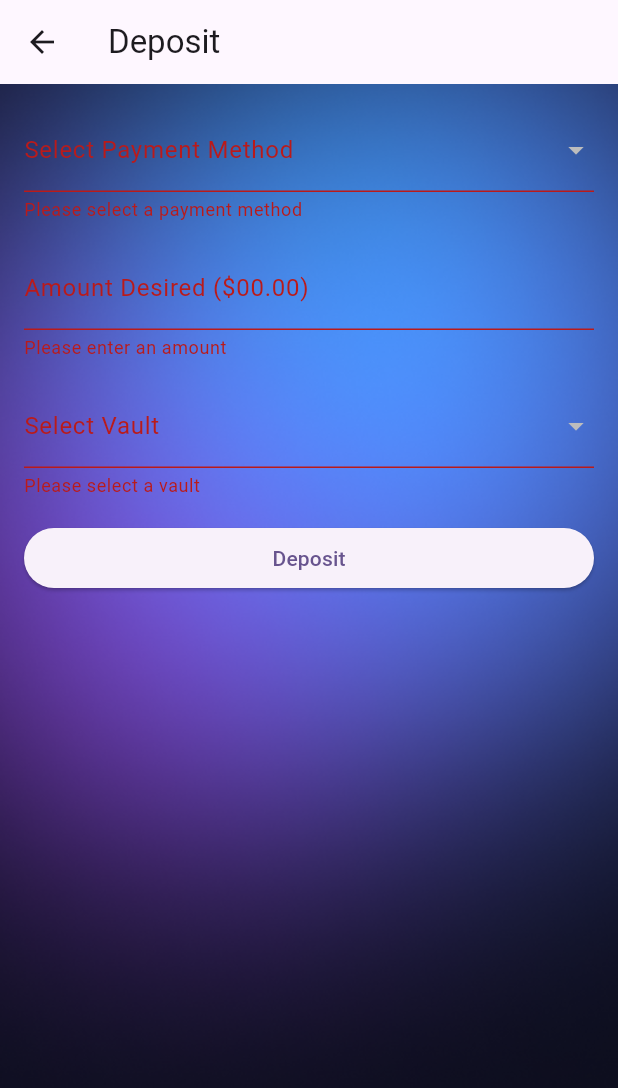
After one commit to Arujan619/Instant-, a Flutter app: the DepositPage screen opened directly, after a tap on "Deposit", on a phone screen of 412 x 824 dp. The commit adds this screen. Shown: the top 1088 px of the screen. Run offline on Flutter 3.47's test engine with Material 3 defaults, Android fonts, the phone set to English and light mode, and no system bars; our stand-ins replace firebase_auth, firebase_core, fl_chart, google_sign_in, image_picker, syncfusion_flutter_charts; missing offline and left inert: social_media_buttons; accounts and stored records are empty.

Commit message:
Profile: user can withdraw and deposit money into vaults

```diff
--- /dev/null
+++ b/MobileProject/lib/ProfilePage/deposit.dart
@@ -0,0 +1,109 @@
+import 'package:flutter/material.dart';
+import 'package:provider/provider.dart';
+import '../Classes/overall.dart';
+import '../Classes/payment_method.dart';
+import '../Classes/vault.dart';
+
+class DepositPage extends StatefulWidget {
+  @override
+  _DepositPageState createState() => _DepositPageState();
+}
+
+class _DepositPageState extends State<DepositPage> {
+  final _formKey = GlobalKey<FormState>();
+  PaymentMethod? _selectedPaymentMethod;
+  Vault? _selectedVault;
+  final TextEditingController _amountController = TextEditingController();
+
+  @override
+  Widget build(BuildContext context) {
+    final overall = Provider.of<Overall>(context);
+    final paymentMethods = overall.userInfo.getPaymentMethods();
+    final vaults = overall.getListVaults();
+
+    return Scaffold(
+      appBar: AppBar(
+        leading: IconButton(
+          icon: Icon(Icons.arrow_back),
+          onPressed: () {
+            Navigator.pop(context);
+          },
+        ),
+        title: Text('Deposit'),
+      ),
+      body: Container(
+        decoration: BoxDecoration(
+          image: DecorationImage(
+            image: AssetImage('assets/backgrounds/emback.png'),
+            fit: BoxFit.cover,
+          ),
+        ),
+        child: Padding(
+          padding: const EdgeInsets.all(16.0),
+          child: Form(
+            key: _formKey,
+            child: ListView(
+              children: [
+                DropdownButtonFormField<PaymentMethod>(
+                  decoration: InputDecoration(labelText: 'Select Payment Method'),
+                  items: paymentMethods.map((PaymentMethod method) {
+                    return DropdownMenuItem<PaymentMethod>(
+                      value: method,
+                      child: Text(method.getCardNumber()),
+                    );
+                  }).toList(),
+                  onChanged: (PaymentMethod? newValue) {
+                    setState(() {
+                      _selectedPaymentMethod = newValue;
+                    });
+                  },
+                  validator: (value) => value == null ? 'Please select a payment method' : null,
+                ),
+                SizedBox(height: 16),
+                TextFormField(
+                  controller: _amountController,
+                  decoration: InputDecoration(labelText: 'Amount Desired (\$00.00)'),
+                  keyboardType: TextInputType.number,
+                  validator: (value) {
+                    if (value == null || value.isEmpty) {
+                      return 'Please enter an amount';
+                    }
+                    return null;
+                  },
+                ),
+                SizedBox(height: 16),
+                DropdownButtonFormField<Vault>(
+                  decoration: InputDecoration(labelText: 'Select Vault'),
+                  items: vaults.map((Vault vault) {
+                    return DropdownMenuItem<Vault>(
+                      value: vault,
+                      child: Text(vault.getName()),
+                    );
+                  }).toList(),
+                  onChanged: (Vault? newValue) {
+                    setState(() {
+                      _selectedVault = newValue;
+                    });
+                  },
+                  validator: (value) => value == null ? 'Please select a vault' : null,
+                ),
+                SizedBox(height: 16),
+                ElevatedButton(
+                  onPressed: () {
+                    if (_formKey.currentState!.validate()) {
+                      // Handle the deposit action here
+                      ScaffoldMessenger.of(context).showSnackBar(
+                        SnackBar(content: Text('Deposit action handled')),
+                      );
+                    }
+                  },
+                  child: Text('Deposit'),
+                ),
+              ],
+            ),
+          ),
+        ),
+      ),
+    );
+  }
+}
```
Also changed, not shown: MobileProject/lib/ProfilePage/profile-main.dart (+21 -2 lines), MobileProject/lib/ProfilePage/withdraw.dart (added, +109 -0 lines).
